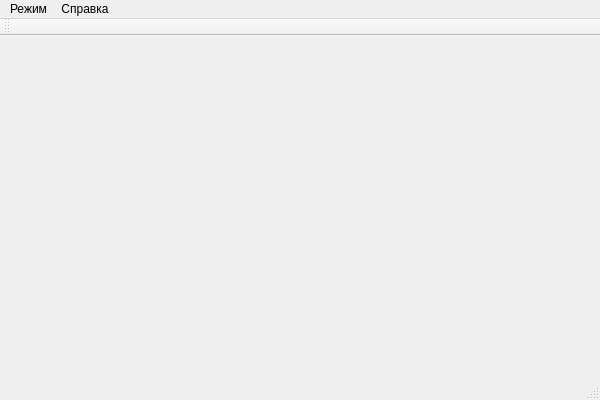
Qt form pcClient/mainwindow.ui (TheFunGun36/BMSTU_ArduinoProject) before a commit.
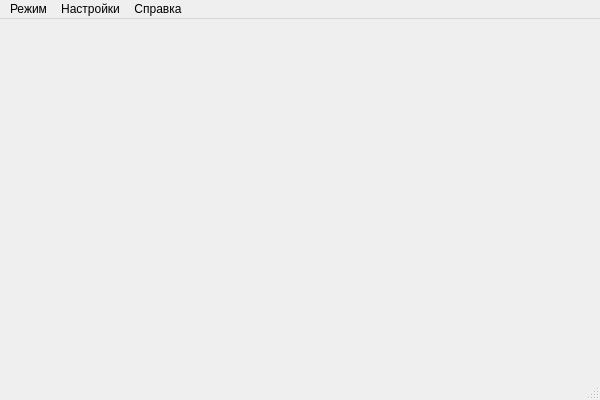
The same form after that commit.

Patch:
```diff
--- a/pcClient/mainwindow.ui
+++ b/pcClient/mainwindow.ui
@@ -42,17 +42,16 @@
     </widget>
     <addaction name="menuText"/>
    </widget>
+   <widget class="QMenu" name="menuOptions">
+    <property name="title">
+     <string>Настройки</string>
+    </property>
+    <addaction name="actionSwitchColorTheme"/>
+   </widget>
    <addaction name="menuMode"/>
+   <addaction name="menuOptions"/>
    <addaction name="menuInfo"/>
   </widget>
-  <widget class="QToolBar" name="mainToolBar">
-   <attribute name="toolBarArea">
-    <enum>TopToolBarArea</enum>
-   </attribute>
-   <attribute name="toolBarBreak">
-    <bool>false</bool>
-   </attribute>
-  </widget>
   <widget class="QStatusBar" name="statusBar"/>
   <action name="actionSetTextSendMode">
    <property name="text">
```
Left out of the diff: 5 changed lines with no effect on the pictures.
